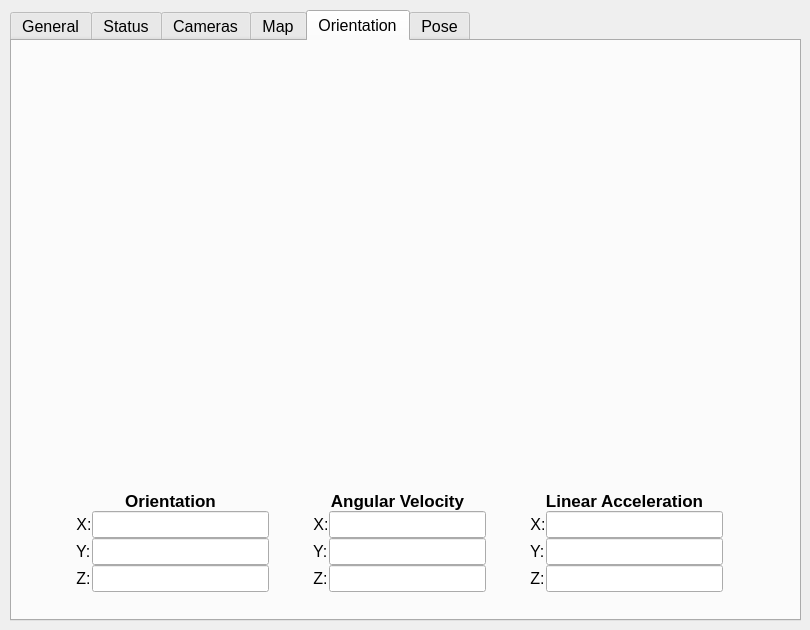
This is packages/extras/ezrassor_dashboard/resources/interfaces/main_window.ui in FlaSpaceInst/EZ-RASSOR as Qt 5 draws it before an edit. The edited form follows.
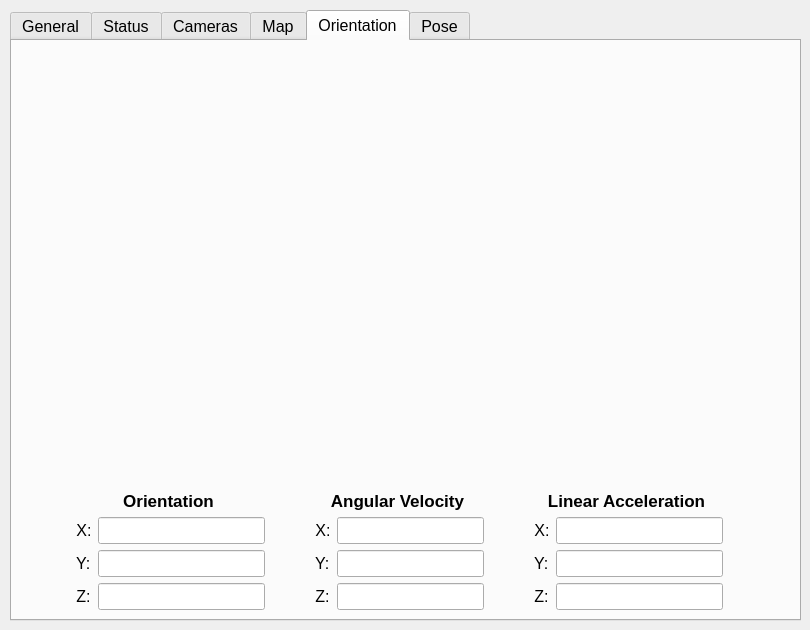
This is the edited form. The open tabs and pages were chosen to show the change. Icons and pictures are not drawn.

Commit message: fix issue with imu not being properly included, plus add final spacing

```diff
--- a/packages/extras/ezrassor_dashboard/resources/interfaces/main_window.ui
+++ b/packages/extras/ezrassor_dashboard/resources/interfaces/main_window.ui
@@ -494,7 +494,7 @@
      </property>
      <layout class="QHBoxLayout" name="orientationDataBoxes" stretch="0,0,0">
       <property name="spacing">
-       <number>0</number>
+       <number>6</number>
       </property>
       <property name="leftMargin">
        <number>0</number>
```
The commit also changes 2 other files.
